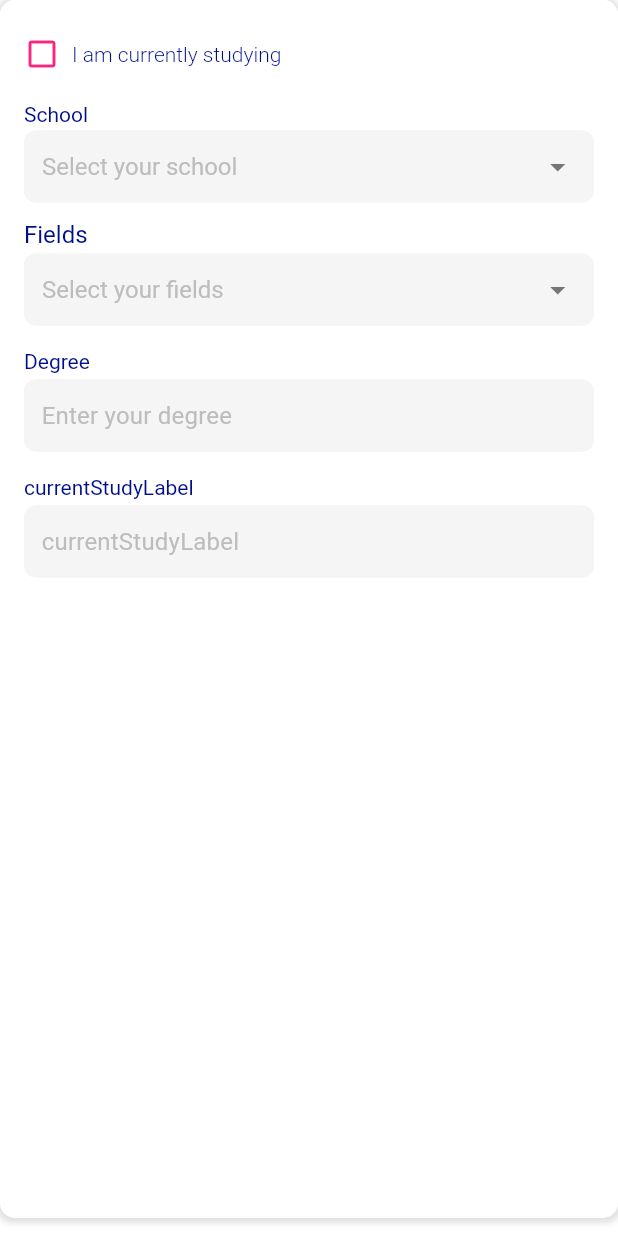
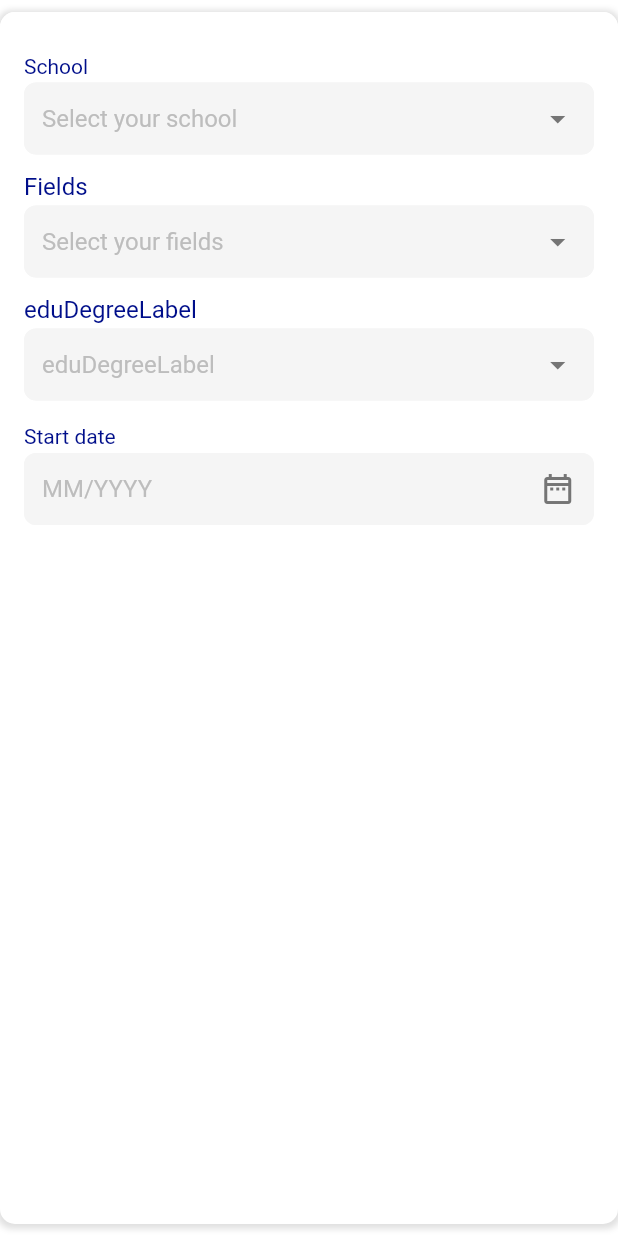
Before and after one commit to sothengski/flutter-pooulp, a Flutter app: the EducationForm widget shown alone on an empty page, opened directly with empty values, on a phone screen of 412 x 824 dp. Run offline on Flutter 3.47's test engine with Material 2 defaults, Android fonts, the phone set to English and light mode, and no system bars; our stand-ins replace cached_network_image, connectivity_plus, flutter_datetime_picker, flutter_spinkit, get, get_storage and 8 more; missing offline and left inert: linkedin_login; accounts and stored records are empty; network calls fail; statements that could not run were skipped.

Commit message:
[POOUL-1473][update] onboarding translation and edu form

```diff
--- a/lib/data/models/user_model/education_model.dart
+++ b/lib/data/models/user_model/education_model.dart
@@ -16,7 +16,7 @@ class EducationModel {
   bool? completed;
   SchoolModel? school;
   List<FieldModel>? fields;
-  final FieldModel? degreeTag;
+  FieldModel? degreeTag;
 
   EducationModel({
     this.id,
@@ -90,7 +90,7 @@ class EducationModel {
         'name': name ?? '',
         'description': description,
         'degree': degree,
-        'degree_id': degreeId,
+        'degree_id': degreeId != 0 ? degreeId : null,
         'studying_year': studyingYear,
         'date_start': dateStart == null
             ? null
--- a/lib/modules/onboarding/components/education_form.dart
+++ b/lib/modules/onboarding/components/education_form.dart
@@ -11,8 +11,8 @@ class EducationForm extends GetView<OnboardingController> {
   // final Function(bool)? swichingFunction;
   final SchoolModel? school;
   final List<FieldModel>? fieldList;
-  final TextEditingController? currentStudyYearTextCtrl;
-  final TextEditingController? degreeTextCtrl;
+  // final TextEditingController? currentStudyYearTextCtrl;
+  // final TextEditingController? degreeTextCtrl;
 
   final bool? isUpdateTrigger;
 
@@ -22,8 +22,8 @@ class EducationForm extends GetView<OnboardingController> {
     this.isCurrentStudy,
     this.school,
     this.fieldList,
-    this.currentStudyYearTextCtrl,
-    this.degreeTextCtrl,
+    // this.currentStudyYearTextCtrl,
+    // this.degreeTextCtrl,
     this.isUpdateTrigger,
   }) : super(key: key);
 
@@ -32,7 +32,8 @@ class EducationForm extends GetView<OnboardingController> {
     return Obx(
       () => CustomContainerWidget(
         elevation: controller.isUpdate.value == true ? 0.0 : 0.0,
-        bottomMargin: AppSize.s12,
+        topMargin: AppSize.s8,
+        bottomMargin: AppSize.s8,
         childPadding: AppSize.s16,
         child: Column(
           mainAxisAlignment: MainAxisAlignment.center,
@@ -42,21 +43,22 @@ class EducationForm extends GetView<OnboardingController> {
               children: [
                 Flexible(
                   flex: 75,
-                  child: RowDataSelectionWidget.checkBox(
-                    // verticalPadding: AppSize.s8,
-                    horizontalPadding: AppSize.s0,
-                    isClickingValue: isCurrentStudy,
-                    text: 'iAmCurrentlyStudying'.tr,
-                    isLeftSideText: false,
-                    onPressed: () {
-                      controller.educationList[eduIndex!].completed =
-                          switchingBooleanValue(
-                        boolValue:
-                            controller.educationList[eduIndex!].completed,
-                      );
-                      controller.getUpdate();
-                    },
-                  ),
+                  child: Container(),
+                  // RowDataSelectionWidget.checkBox(
+                  //   // verticalPadding: AppSize.s8,
+                  //   horizontalPadding: AppSize.s0,
+                  //   isClickingValue: isCurrentStudy,
+                  //   text: 'iAmCurrentlyStudying'.tr,
+                  //   isLeftSideText: false,
+                  //   onPressed: () {
+                  //     controller.educationList[eduIndex!].completed =
+                  //         switchingBooleanValue(
+                  //       boolValue:
+                  //           controller.educationList[eduIndex!].completed,
+                  //     );
+                  //     controller.getUpdate();
+                  //   },
+                  // ),
                 ),
                 Visibility(
                   visible: controller.educationList[eduIndex!].id !=
@@ -64,7 +66,7 @@ class EducationForm extends GetView<OnboardingController> {
                   child: CustomIconButtonWidget(
                     iconData: Icons.close,
                     iconColor: ColorsManager.red,
-                    iconSize: AppSize.s32,
+                    iconSize: AppSize.s28,
                     padding: 0.0,
                     isConstraints: true,
                     onClick: () => {
@@ -77,8 +79,8 @@ class EducationForm extends GetView<OnboardingController> {
                 ),
               ],
             ),
+            //===== Bottom of Graduated Component =====//
 
-            //===== Bottom of Graduated Component =====//
             ///===== Top of School Component =====//
             ContainerDialogWidget(
               inputTitle: 'school'.tr,
@@ -225,38 +227,157 @@ class EducationForm extends GetView<OnboardingController> {
                 ),
               ),
             ),
-
             //===== Bottom of Fields Component =====//
 
+            ///===== Top of School Degree Component =====//
+            ContainerDialogWidget(
+              inputTitle: 'eduDegreeLabel'.tr,
+              fontSizeTitle: AppSize.s16,
+              // validatorFunction: (_) => Validator().notEmptyValidator(
+              //   controller.selectedLanguage.value.label ?? '',
+              // ),
+              dialogType: DialogType.bottomSheetDialog,
+              dialogWidget: Container(
+                height: getHeight,
+                decoration: const ShapeDecoration(
+                  color: ColorsManager.white,
+                  shape: RoundedRectangleBorder(
+                    borderRadius: BorderRadius.only(
+                      topLeft: Radius.circular(
+                        AppSize.s16,
+                      ),
+                      topRight: Radius.circular(
+                        AppSize.s16,
+                      ),
+                    ),
+                  ),
+                ),
+                child: Obx(
+                  () => controller.schoolDegreeList.isNotEmpty
+                      ? FieldListSelector(
+                          inputHintText: 'search'.tr,
+                          dataListforSelected: controller.schoolDegreeList,
+                          selectedItem:
+                              controller.educationList[eduIndex!].degreeTag,
+                          onTap: (field) {
+                            controller.educationList[eduIndex!].degreeTag =
+                                field;
+                            controller.getUpdate();
+                            Navigator.pop(context, true);
+                          },
+                        )
+                      : const LoadingWidget(),
+                ),
+              ),
+              containerWidget: Obx(
+                () => controller.educationList[eduIndex!].degreeTag!.id == null
+                    ? RowContentInputWidget(
+                        centerWidget: CustomTextWidget(
+                          text: 'eduDegreeLabel'.tr,
+                          color: ColorsManager.grey400,
+                          fontWeight: FontWeight.w400,
+                          fontSize: AppSize.s16,
+                        ),
+                        suffixWidget: const Icon(
+                          IconsManager.arrowDropDown,
+                          color: ColorsManager.grey600,
+                        ),
+                      )
+                    : RowContentInputWidget(
+                        centerWidget: CustomTextWidget(
+                          text: controller
+                              .educationList[eduIndex!].degreeTag!.label,
+                          color: ColorsManager.black,
+                          fontSize: AppSize.s16,
+                        ),
+                        suffixWidget: const Icon(
+                          IconsManager.arrowDropDown,
+                          color: ColorsManager.grey600,
+                        ),
+                      ),
+              ),
+            ),
+            //===== Bottom of School Degree Component =====//
+
             ///===== Top of Degree Component =====//
-            CustomTextInput(
-              topPadding: AppSize.s16,
-              controller: degreeTextCtrl,
-              inputTitle: 'degree'.tr,
-              hintText: 'degreeHint'.tr,
-              isFilled: true,
-            ),
+            // CustomTextInput(
+            //   topPadding: AppSize.s16,
+            //   controller: degreeTextCtrl,
+            //   inputTitle: 'degree'.tr,
+            //   hintText: 'degreeHint'.tr,
+            //   isFilled: true,
+            // ),
             //===== Bottom of Degree Component =====//
 
             ///===== Top of Current Year of Study Component =====//
-            Visibility(
-              visible: isCurrentStudy == false,
-              child: CustomTextInput(
-                topPadding: AppSize.s16,
-                bottomPadding: AppSize.s12,
-                controller: currentStudyYearTextCtrl,
-                inputTitle: 'currentStudyLabel'.tr,
-                hintText: 'currentStudyLabel'.tr,
-                isFilled: true,
-                // validator: Validator().notEmptyValidator,
-                keyboardType: TextInputType.number,
-                maxLength: 12,
-                inputFormatterList: [
-                  FilterTextInputFormat().digitsOnly(),
-                ],
+            // Visibility(
+            //   visible: isCurrentStudy == false,
+            //   child: CustomTextInput(
+            //     topPadding: AppSize.s16,
+            //     bottomPadding: AppSize.s12,
+            //     controller: currentStudyYearTextCtrl,
+            //     inputTitle: 'currentStudyLabel'.tr,
+            //     hintText: 'currentStudyLabel'.tr,
+            //     isFilled: true,
+            //     // validator: Validator().notEmptyValidator,
+            //     keyboardType: TextInputType.number,
+            //     maxLength: 12,
+            //     inputFormatterList: [
+            //       FilterTextInputFormat().digitsOnly(),
+            //     ],
+            //   ),
+            // ),
+            //===== Bottom of Current Year of Study Component =====//
+
+            ///===== Top of Start Date Component =====//
+            ContainerDialogWidget(
+              inputTitle: 'startDate'.tr,
+              inputTitleMarginTop: AppSize.s16,
+              validatorFunction: (_) => Validator().notEmptyValidator(
+                controller.selectedStartedDateString[eduIndex!],
+              ),
+              dialogType: DialogType.dateWithoutDayPickerDialog,
+              // dateLocale: controller
+              //     .profileController.userProfileInfo.value.uiLanguage,
+              currentTime: DateTime.tryParse(
+                    controller.selectedStartedDateString[eduIndex!],
+                  ) ??
+                  DateTime.now(),
+              onConfirmDate: (date) {
+                controller.selectedStartedDateString[eduIndex!] =
+                    dateTimeToString(selectedItem: date);
+              },
+              containerWidget: Obx(
+                () => controller.selectedStartedDateString[eduIndex!] == ''
+                    ? RowContentInputWidget(
+                        centerWidget: CustomTextWidget(
+                          text: mmyyyyFormat,
+                          color: ColorsManager.grey400,
+                          fontWeight: FontWeight.w400,
+                          fontSize: AppSize.s16,
+                        ),
+                        suffixWidget: const Icon(
+                          IconsManager.dateRangeOutlined,
+                          color: ColorsManager.grey600,
+                        ),
+                      )
+                    : RowContentInputWidget(
+                        centerWidget: CustomTextWidget(
+                          text: dateFormatSlashMMYYYY(
+                            date: DateTime.tryParse(
+                              controller.selectedStartedDateString[eduIndex!],
+                            ),
+                          ),
+                          color: ColorsManager.black,
+                          fontSize: AppSize.s16,
+                        ),
+                        suffixWidget: const Icon(
+                          IconsManager.dateRangeOutlined,
+                          color: ColorsManager.grey600,
+                        ),
+                      ),
               ),
             ),
-            //===== Bottom of Current Year of Study Component =====//
           ],
         ),
       ),
--- a/lib/modules/onboarding/onboarding_controller.dart
+++ b/lib/modules/onboarding/onboarding_controller.dart
@@ -18,6 +18,7 @@ class OnboardingController extends GetxController
 
   RxList<SchoolModel> schoolList = <SchoolModel>[].obs;
   RxList<FieldModel> fieldListForSelect = <FieldModel>[].obs;
+  RxList<FieldModel> schoolDegreeList = <FieldModel>[].obs;
 
   RxList<OnboardingPageModel> onboardingPages = <OnboardingPageModel>[].obs;
   Rx<OnboardingModel> onboardingPagesAPIData =
@@ -50,18 +51,21 @@ class OnboardingController extends GetxController
   // TextEditingController degreeTextCtrl = TextEditingController();
   // TextEditingController currentStudyYearTextCtrl = TextEditingController();
 
-  List<TextEditingController> degreeListTextCtrl = [
-    TextEditingController(),
-  ];
-  List<TextEditingController> currentStudyYearTextCtrl = [
-    TextEditingController(),
-  ];
+  // List<TextEditingController> degreeListTextCtrl = [
+  //   TextEditingController(),
+  // ];
+  // List<TextEditingController> currentStudyYearTextCtrl = [
+  //   TextEditingController(),
+  // ];
+  RxList<String> selectedStartedDateString = <String>[''].obs;
+
   RxList<EducationModel> educationList = <EducationModel>[
     EducationModel(
       id: 999,
       school: SchoolModel(),
       fields: [],
       // // degree: '',
+      degreeTag: FieldModel(),
       completed: false,
     )
   ].obs;
@@ -84,6 +88,7 @@ class OnboardingController extends GetxController
     await getOffersDataState();
     await getSchoolListResponseProvider();
     await getFieldsListResponseProvider();
+    await getSchoolDegreeListResponseProvider();
   }
 
   void uuidTokenGenerator() => sessionToken = UuidGenerator().uuidV4();
@@ -147,8 +152,8 @@ class OnboardingController extends GetxController
           pageIndex: page == 1 ? 1 : 2,
           title: page == 1
               ? onboardingData[0].title
-              : 'onboardingInternshipTitle'.tr,
-          subtitle: page == 2 ? 'Internship'.tr : '',
+              : 'Internship'.tr, //'onboardingInternshipTitle'.tr,
+          subtitle: page == 2 ? 'onboardingInternshipTitle'.tr : '',
           isSkippable: onboardingData[0].isSkippable,
           selectionItems: onboardingData[0].selectionItems,
           allSkills: onboardingData[0].allSkills,
@@ -162,8 +167,14 @@ class OnboardingController extends GetxController
       if (page == 3 || page == 5) {
         final OnboardingPageModel temp = OnboardingPageModel(
           pageIndex: page == 3 ? 3 : 5,
-          title: onboardingData[1].title,
-          subtitle: page == 3 ? 'Internship'.tr : 'Student job'.tr,
+          title: page == 3
+              ? 'onboardingInternshipTitle'.tr
+              : 'onboardingYourStudentJob'.tr,
+          subtitle: 'onboardingFieldTitle'.tr, //onboardingData[1].title,
+          // title: onboardingData[1].title,
+          // subtitle: page == 3
+          //     ? 'onboardingInternshipTitle'.tr
+          //     : 'onboardingYourStudentJob'.tr,
           isSkippable: onboardingData[1].isSkippable,
           selectionItems: onboardingData[1].selectionItems,
           allSkills: onboardingData[1].allSkills,
@@ -177,8 +188,14 @@ class OnboardingController extends GetxController
       if (page == 4 || page == 6) {
         final OnboardingPageModel temp = OnboardingPageModel(
           pageIndex: page == 4 ? 4 : 6,
-          title: onboardingData[4].title,
-          subtitle: page == 4 ? 'Internship'.tr : 'Student job'.tr,
+          title: page == 4
+              ? 'onboardingInternshipTitle'.tr
+              : 'onboardingYourStudentJob'.tr,
+          subtitle: 'onboardingLocationTitle'.tr, //onboardingData[4].title,
+          // title: onboardingData[4].title,
+          // subtitle: page == 4
+          //     ? 'onboardingInternshipTitle'.tr
+          //     : 'onboardingYourStudentJob'.tr,
           // isSkippable: onboardingData[1].isSkippable,
           // selectionItems: onboardingData[1].selectionItems,
           // allSkills: onboardingData[1].allSkills,
@@ -345,19 +362,22 @@ class OnboardingController extends GetxController
     // [Remove]
     if (isRemove!) {
       // print('[Remove]');
-      degreeListTextCtrl.removeAt(eduIndex!);
-      currentStudyYearTextCtrl.removeAt(eduIndex);
+      // degreeListTextCtrl.removeAt(eduIndex!);
+      // currentStudyYearTextCtrl.removeAt(eduIndex);
+      selectedStartedDateString.removeAt(eduIndex!);
       educationList.removeAt(eduIndex);
     }
     // [Add]
     else {
       // print('[Add]');
-      degreeListTextCtrl.add(TextEditingController());
-      currentStudyYearTextCtrl.add(TextEditingController());
+      // degreeListTextCtrl.add(TextEditingController());
+      // currentStudyYearTextCtrl.add(TextEditingController());
+      selectedStartedDateString.add('');
       educationList.add(
         EducationModel(
           school: SchoolModel(),
           fields: [],
+          degreeTag: FieldModel(),
           // degree: '',
           completed: false,
         ),
@@ -377,8 +397,14 @@ class OnboardingController extends GetxController
             name: '',
             fields: educationList[i].fields,
             description: '',
-            degree: degreeListTextCtrl[i].text,
-            studyingYear: int.tryParse(currentStudyYearTextCtrl[i].text),
+            // degree: degreeListTextCtrl[i].text,
+            degreeId: educationList[i].degreeTag!.id ?? 0,
+            dateStart: selectedStartedDateString[i] == ''
+                ? null
+                : DateTime.tryParse(
+                    selectedStartedDateString[i],
+                  ),
+            studyingYear: 0, //int.tryParse(currentStudyYearTextCtrl[i].text),
             completed: educationList[i].completed,
           ),
         );
@@ -505,4 +531,14 @@ class OnboardingController extends GetxController
     // );
     return fieldListForSelect;
   }
+
+  Future<List<FieldModel>> getSchoolDegreeListResponseProvider({
+    bool? refresh = false,
+  }) async {
+    schoolDegreeList.addAll(await tagProvider.getSchoolDegreeTags());
+    // debugPrint(
+    //   'fieldListForSelect:: ${fieldListForSelect.map((element) => '${element.label}\n')}',
+    // );
+    return schoolDegreeList;
+  }
 }
--- a/lib/modules/setting/setting_page.dart
+++ b/lib/modules/setting/setting_page.dart
@@ -489,7 +489,7 @@ class SettingPage extends GetView<SettingController> {
                               await Future.delayed(DurationConstant.d750, () {
                                 controller.makeRequestToAuthDeleteAccountAPI();
                               }),
-                              AuthServices().removeToken().then(
+                              await AuthServices().removeToken().then(
                                     (value) =>
                                         Get.offAllNamed(Routes.splashRoute),
                                   ),
--- a/lib/modules/splash/splash_controller.dart
+++ b/lib/modules/splash/splash_controller.dart
@@ -26,8 +26,8 @@ class SplashController extends GetxController {
       () async => {
         if (isHomeNavigate == true)
           {
-            // Get.offNamed(Routes.onBoardingRoute),
-            Get.offNamed(Routes.homeRoute),
+            Get.offNamed(Routes.onBoardingRoute),
+            // Get.offNamed(Routes.homeRoute),
           }
         else
           {
```
Also changed, not shown: lib/modules/onboarding/components/page_template_widget.dart (+17 -9 lines), lib/modules/onboarding/onboarding_page.dart (+16 -14 lines).
